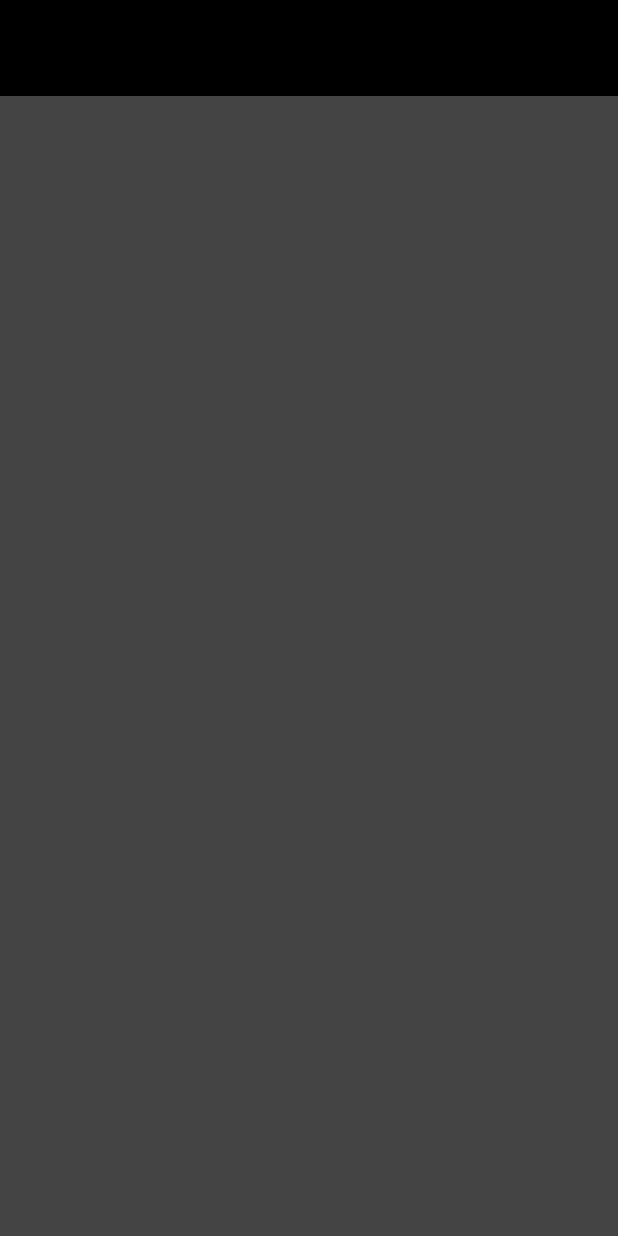
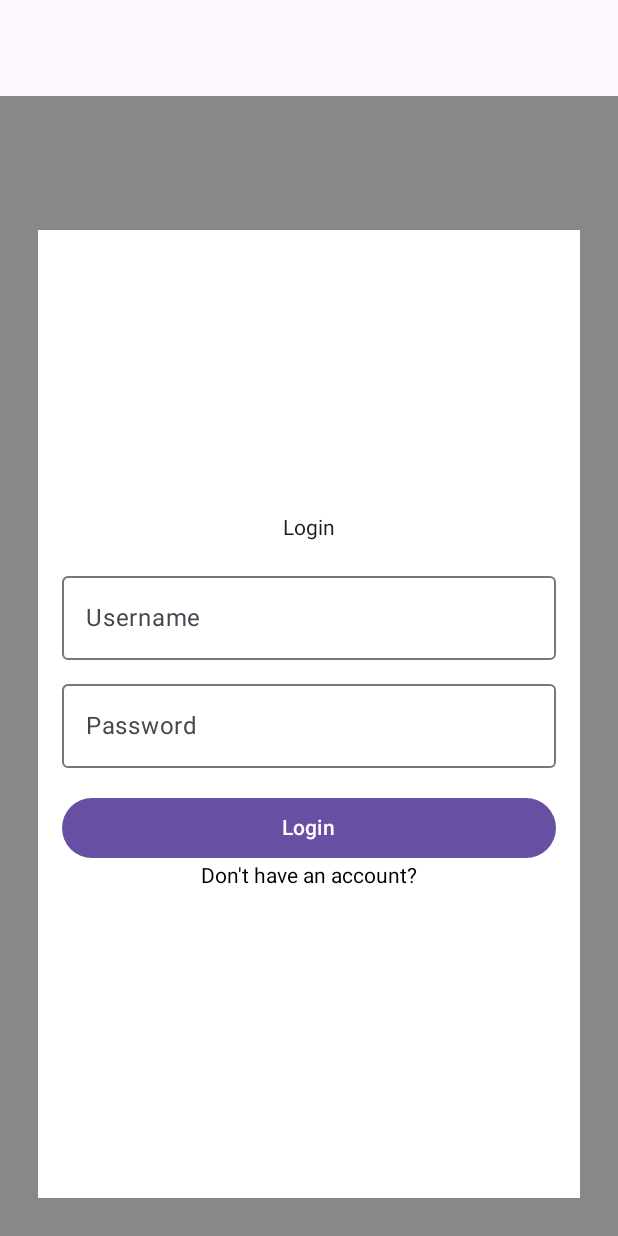
Before and after one commit to apexmoxxy/SewaStudio, an Android app built with Jetpack Compose: the screen it shows after launch (MainActivity), on a phone screen of 412 x 824 dp. Run offline under Robolectric (Android 15) with nearby library versions, the phone set to English and light mode, and no system bars.

Commit message:
Added Auth Page, Auth Service, Auth Model for Authentication Added UserService, UserController for User

```diff
--- a/app/src/main/java/com/example/sewastudio/MainActivity.kt
+++ b/app/src/main/java/com/example/sewastudio/MainActivity.kt
@@ -14,27 +14,29 @@ import retrofit2.Response
 import retrofit2.Retrofit
 import retrofit2.converter.gson.GsonConverterFactory
 import com.example.sewastudio.ui.theme.SewaStudioTheme
-import com.example.sewastudio.view.LoginPage
+import com.example.sewastudio.view.AuthPage
+import com.example.sewastudio.view.HomePage
 
 class MainActivity : ComponentActivity() {
     override fun onCreate(savedInstanceState: Bundle?) {
         super.onCreate(savedInstanceState)
         setContent {
             val navController = rememberNavController()
-            var startDestination: String
+            var startDestination = "homepage"
             SewaStudioTheme {
                 // A surface container using the 'background' color from the theme
                 Surface(
                     modifier = Modifier.fillMaxSize(),
                     color = MaterialTheme.colorScheme.background
                 ) {
-                    startDestination = "greeting"
                 }
             }
-            startDestination = "greeting"
             NavHost(navController, startDestination = startDestination) {
-                composable(route = "greeting") {
-                    LoginPage(navController, "Android")
+//                composable(route = "greeting") {
+//                    AuthPage(navController)
+//                }
+                composable(route = "homepage") {
+                    AuthPage(navController)
                 }
             }
         }
--- /dev/null
+++ b/app/src/main/java/com/example/sewastudio/model/Auth.kt
@@ -0,0 +1,9 @@
+package com.example.sewastudio.model
+
+import com.google.gson.annotations.SerializedName
+
+class Auth {
+    @SerializedName("jwt")
+    var jwt : String = ""
+    var user: User? = null
+}
--- /dev/null
+++ b/app/src/main/java/com/example/sewastudio/service/AuthService.kt
@@ -0,0 +1,15 @@
+package com.example.sewastudio.service
+
+import com.example.sewastudio.model.Auth
+import retrofit2.Call
+import retrofit2.http.Body
+import retrofit2.http.POST
+
+data class LoginData (val username:String, val password: String)
+data class RegisterData (val email:String, val username:String, val password: String)
+interface AuthService {
+    @POST("auth/local")
+    fun login(@Body body: LoginData) : Call<Auth>
+    @POST("auth/local/register")
+    fun register(@Body body: RegisterData) : Call<Auth>
+}
--- a/app/src/main/java/com/example/sewastudio/service/UserService.kt
+++ b/app/src/main/java/com/example/sewastudio/service/UserService.kt
@@ -4,6 +4,7 @@ import com.example.sewastudio.model.User
 import retrofit2.Call
 import retrofit2.http.GET
 
+data class UserData (val username:String)
 interface UserService {
     @GET("users")
     fun getUsers() : Call<List<User>>
--- /dev/null
+++ b/app/src/main/java/com/example/sewastudio/view/AuthPage.kt
@@ -0,0 +1,156 @@
+package com.example.sewastudio.view
+
+import androidx.compose.foundation.BorderStroke
+import androidx.compose.foundation.background
+import androidx.compose.foundation.border
+import androidx.compose.foundation.clickable
+import androidx.compose.foundation.layout.Arrangement
+import androidx.compose.foundation.layout.Box
+import androidx.compose.foundation.layout.Column
+import androidx.compose.foundation.layout.fillMaxSize
+import androidx.compose.foundation.layout.fillMaxWidth
+import androidx.compose.foundation.layout.height
+import androidx.compose.foundation.layout.padding
+import androidx.compose.foundation.layout.width
+import androidx.compose.foundation.text.ClickableText
+import androidx.compose.foundation.text.KeyboardOptions
+import androidx.compose.material.icons.Icons
+import androidx.compose.material.icons.filled.AccountCircle
+import androidx.compose.material.icons.filled.AddCircle
+import androidx.compose.material3.Button
+import androidx.compose.material3.ButtonColors
+import androidx.compose.material3.ExperimentalMaterial3Api
+import androidx.compose.material3.Icon
+import androidx.compose.material3.IconButton
+import androidx.compose.material3.MaterialTheme
+import androidx.compose.material3.OutlinedTextField
+import androidx.compose.material3.Scaffold
+import androidx.compose.material3.Text
+import androidx.compose.material3.TopAppBar
+import androidx.compose.material3.TopAppBarDefaults
+import androidx.compose.runtime.Composable
+import androidx.compose.runtime.getValue
+import androidx.compose.runtime.mutableStateOf
+import androidx.compose.runtime.remember
+import androidx.compose.runtime.setValue
+import androidx.compose.ui.Alignment
+import androidx.compose.ui.Modifier
+import androidx.compose.ui.graphics.Color
+import androidx.compose.ui.res.painterResource
+import androidx.compose.ui.text.AnnotatedString
+import androidx.compose.ui.text.input.KeyboardType
+import androidx.compose.ui.text.input.PasswordVisualTransformation
+import androidx.compose.ui.text.input.TextFieldValue
+import androidx.compose.ui.text.input.VisualTransformation
+import androidx.compose.ui.unit.dp
+import androidx.navigation.NavController
+import com.example.sewastudio.R
+import com.example.sewastudio.controller.UserController
+import com.example.sewastudio.model.User
+
+@OptIn(ExperimentalMaterial3Api::class)
+@Composable
+fun AuthPage(navController: NavController, modifier: Modifier = Modifier) {
+    var username by remember { mutableStateOf(TextFieldValue("")) }
+    var password by remember { mutableStateOf(TextFieldValue("")) }
+    var userList by remember { mutableStateOf<List<User>?>(null) }
+
+    var isLogin by remember { mutableStateOf(true) }
+
+    Scaffold (
+        topBar = {
+            TopAppBar(
+                title = {},
+//                actions = {
+//                    IconButton(onClick = { isLogin = !isLogin }) {
+//                        Icon(
+//                            imageVector = if (isLogin) Icons.Default.AddCircle else Icons.Default.AccountCircle,
+//                            contentDescription = if (isLogin) "Switch to Register" else "Switch to Login"
+//                        )
+//                    }
+//                },
+//                colors = TopAppBarDefaults.smallTopAppBarColors(
+//                    containerColor = MaterialTheme.colorScheme.primary,
+////                    titleContentColor = Color.White,
+//                ),
+            )
+        },
+    ){ innerPadding ->
+        Box(
+            modifier = Modifier
+                .fillMaxSize()
+                .padding(innerPadding)
+                .background(Color.Gray)
+                .padding(25.dp)
+                .width(300.dp)
+                .height(400.dp),
+        ){
+            Column(
+                modifier = Modifier
+                    .fillMaxSize()
+                    .padding(innerPadding)
+                    .background(Color.White),
+                horizontalAlignment = Alignment.CenterHorizontally,
+                verticalArrangement = Arrangement.Center,
+            ) {
+                var passwordVisibility by remember { mutableStateOf(false) }
+                Text(text = if (isLogin) "Login" else "Register")
+                Column(
+                    modifier = Modifier
+                        .fillMaxWidth()
+                        .padding(16.dp),
+                    horizontalAlignment = Alignment.CenterHorizontally,
+                    verticalArrangement = Arrangement.Center,
+                ) {
+                    OutlinedTextField(
+                        value = username,
+                        onValueChange = { newText -> username = newText },
+                        label = {
+                            Text(
+                                text = "Username",
+                            )
+                        },
+                        singleLine = true,
+                        modifier = Modifier
+                            .fillMaxWidth()
+                            .padding(bottom = 8.dp)
+                    )
+
+                    OutlinedTextField(
+                        value = password,
+                        onValueChange = { newText -> password = newText },
+                        label = { Text("Password") },
+                        singleLine = true,
+                        keyboardOptions = KeyboardOptions(
+                            keyboardType = KeyboardType.Password
+                        ),
+                        trailingIcon = {
+                            IconButton(
+                                onClick = { passwordVisibility = !passwordVisibility }
+                            ) {
+
+                            }
+                        },
+                        visualTransformation = if (passwordVisibility) VisualTransformation.None else PasswordVisualTransformation(),
+                        modifier = Modifier
+                            .fillMaxWidth()
+                            .padding(bottom = 16.dp)
+                    )
+                    Button(
+                        onClick = {},
+                        modifier = Modifier
+                            .fillMaxWidth()
+                    ) {
+                        Text(text = if (isLogin) "Login" else "Register")
+                    }
+                    ClickableText(
+                        text = AnnotatedString(if (isLogin) "Don't have an account?" else "Already registered?"),
+                        onClick = {
+                            isLogin = !isLogin
+                        },
+                    )
+                }
+            }
+        }
+    }
+}
--- a/app/src/main/java/com/example/sewastudio/view/LoginPage.kt
+++ b/app/src/main/java/com/example/sewastudio/view/HomePage.kt
@@ -8,7 +8,6 @@ import androidx.compose.foundation.layout.padding
 import androidx.compose.material3.*
 import androidx.compose.runtime.Composable
 import androidx.compose.runtime.getValue
-import androidx.compose.runtime.mutableStateListOf
 import androidx.compose.runtime.mutableStateOf
 import androidx.compose.runtime.remember
 import androidx.compose.runtime.setValue
@@ -22,7 +21,7 @@ import com.example.sewastudio.model.User
 
 @OptIn(ExperimentalMaterial3Api::class)
 @Composable
-fun LoginPage(navController: NavController, name: String, modifier: Modifier = Modifier) {
+fun HomePage(navController: NavController, modifier: Modifier = Modifier) {
     var username by remember { mutableStateOf(TextFieldValue("")) }
     var password by remember { mutableStateOf(TextFieldValue("")) }
     var userList by remember { mutableStateOf<List<User>?>(null) }
--- /dev/null
+++ b/app/src/main/res/drawable-navexposed/ic_visibility.xml
@@ -0,0 +1,4 @@
+<?xml version="1.0" encoding="utf-8"?>
+<selector xmlns:android="http://schemas.android.com/apk/res/android">
+
+</selector>
--- /dev/null
+++ b/app/src/main/res/drawable-navhidden/ic_visibility_off.xml
@@ -0,0 +1,4 @@
+<?xml version="1.0" encoding="utf-8"?>
+<selector xmlns:android="http://schemas.android.com/apk/res/android">
+
+</selector>
```
